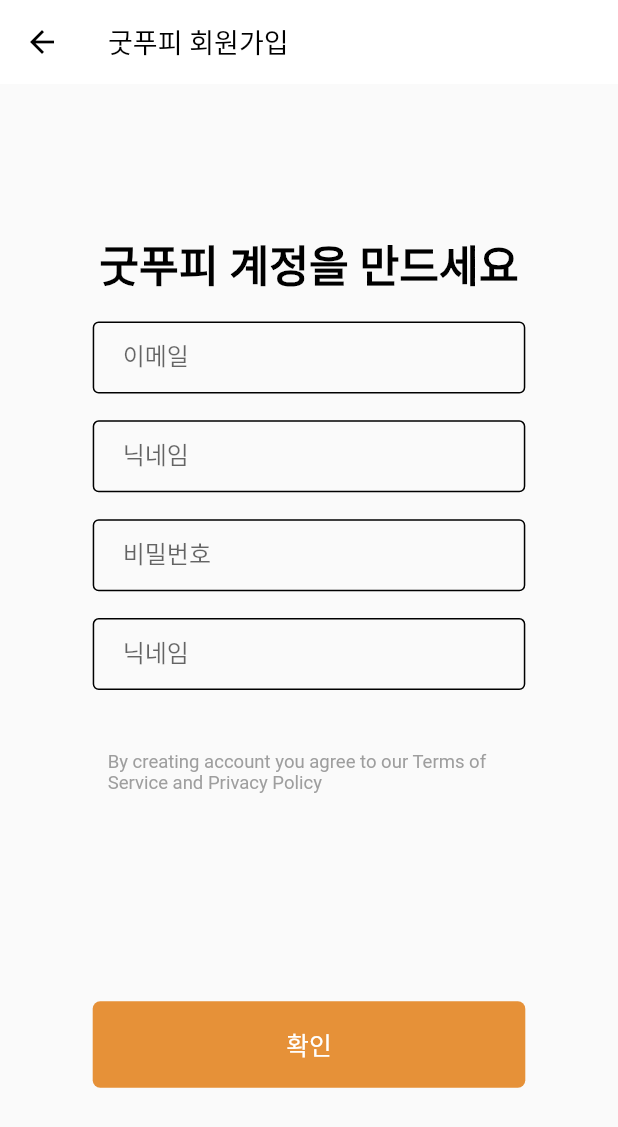
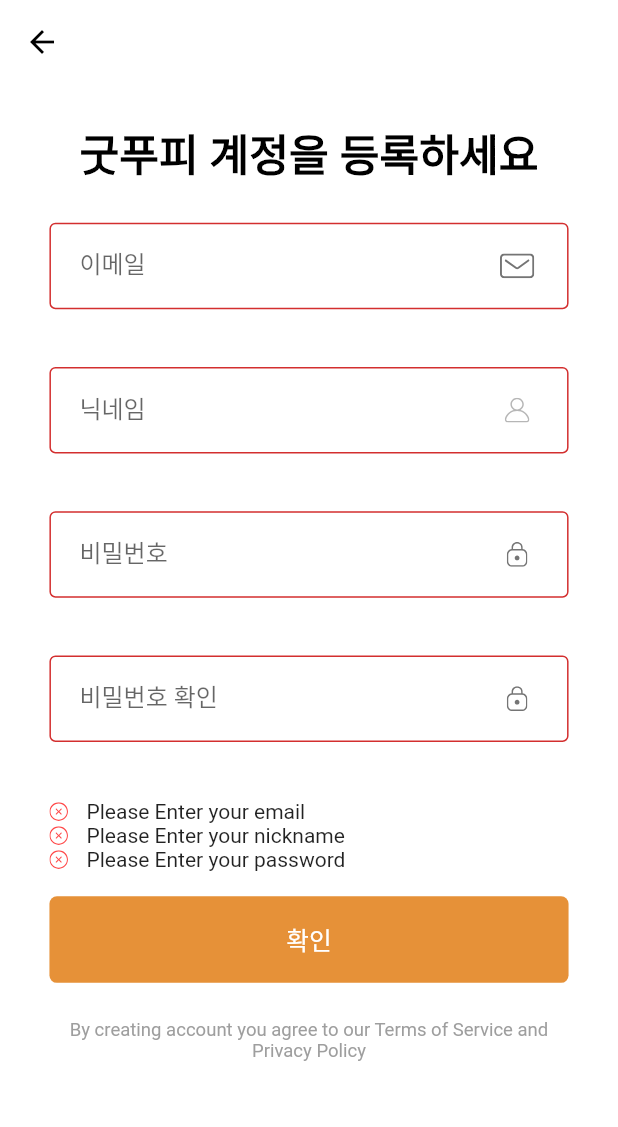
Before and after one commit to livlikwav/GoodPooPee_frontend, a Flutter app: the RegisterScreen screen opened by its route, after a tap on "확인", on a phone screen of 412 x 824 dp. Shown: the top 1127 px of the screen. Run offline on Flutter 3.47's test engine with Material 2 defaults, Android fonts, the phone set to English and light mode, and no system bars; our stand-ins replace flutter_svg.

Commit message:
Update CustomTextFormField with validation in register screen

```diff
--- /dev/null
+++ b/gpp_app/lib/constants/constants.dart
@@ -0,0 +1,26 @@
+class Strings {
+  // Named constructor and set private
+  Strings._();
+
+  //General
+  static const String appName = "Goodpoopee";
+
+  // Form Error
+  static final RegExp emailValidatorRegExp =
+      RegExp(r"^[a-zA-Z0-9.]+@[a-zA-Z0-9]+\.[a-zA-Z]+");
+  static const String kEmailNullError = "Please Enter your email";
+  static const String kInvalidEmailError = "Please Enter Valid Email";
+  static const String kPassNullError = "Please Enter your password";
+  static const String kShortPassError = "Password is too short";
+  static const String kMatchPassError = "Passwords don't match";
+  static const String kNicknameNullError = "Please Enter your nickname";
+  static const String kPhoneNumberNullError = "Please Enter your phone number";
+  static const String kAddressNullError = "Please Enter your address";
+}
+
+class Options {
+  Options._();
+
+  // Form check
+  static const int passwordLength = 8;
+}
--- a/gpp_app/lib/constants/strings.dart
+++ /dev/null
@@ -1,7 +0,0 @@
-class Strings {
-  // Named constructor and set private
-  Strings._();
-
-  //General
-  static const String appName = "Goodpoopee";
-}
--- a/gpp_app/lib/constants/theme.dart
+++ b/gpp_app/lib/constants/theme.dart
@@ -1,5 +1,4 @@
 import 'package:gpp_app/constants/colors.dart';
-import 'package:gpp_app/util/size_config.dart';
 
 import 'package:flutter/material.dart';
 
--- a/gpp_app/lib/main.dart
+++ b/gpp_app/lib/main.dart
@@ -2,7 +2,7 @@
 /// MAINTAINER : Gyeongmin Ha
 /// gaonrudal@gmail.com
 ///
-import 'package:gpp_app/constants/strings.dart';
+import 'package:gpp_app/constants/constants.dart';
 import 'package:gpp_app/routes.dart';
 import 'package:flutter/material.dart';
 import 'package:gpp_app/screens/splash/splash.dart';
--- a/gpp_app/lib/screens/login/login.dart
+++ b/gpp_app/lib/screens/login/login.dart
@@ -3,7 +3,6 @@ import 'package:flutter/gestures.dart';
 import 'package:flutter/material.dart';
 import 'package:gpp_app/routes.dart';
 import 'package:gpp_app/constants/assets.dart';
-import 'package:gpp_app/constants/colors.dart';
 import 'package:gpp_app/util/size_config.dart';
 import 'package:gpp_app/widgets/empty_app_bar_widget.dart';
 import 'package:gpp_app/widgets/app_icon_widget.dart';
@@ -77,13 +76,13 @@ class _LoginScreenState extends State<LoginScreen> {
         Container(
           width: getBlockSizeHorizontal(70),
           height: getBlockSizeVertical(7),
-          child: CustomTextField("이메일", "이메일을 입력하세요"),
+          child: customTextField("이메일", "이메일을 입력하세요"),
         ),
         SizedBox(height: getBlockSizeVertical(1)),
         Container(
             width: getBlockSizeHorizontal(70),
             height: getBlockSizeVertical(7),
-            child: CustomTextField("비밀번호", "비밀번호를 입력하세요")),
+            child: customTextField("비밀번호", "비밀번호를 입력하세요")),
         SizedBox(height: getBlockSizeVertical(1)),
         SizedBox(
           width: getBlockSizeHorizontal(70),
--- a/gpp_app/lib/screens/register/register.dart
+++ b/gpp_app/lib/screens/register/register.dart
@@ -1,8 +1,7 @@
 import 'package:flutter/material.dart';
 import 'package:gpp_app/constants/text_style.dart';
+import 'package:gpp_app/screens/register/register_form.dart';
 import 'package:gpp_app/util/size_config.dart';
-import 'package:gpp_app/widgets/custom_text_field.dart';
-import 'package:gpp_app/widgets/default_button.dart';
 
 class RegisterScreen extends StatefulWidget {
   @override
@@ -14,86 +13,38 @@ class _RegisterScreenState extends State<RegisterScreen> {
   Widget build(BuildContext context) {
     return Scaffold(
       primary: true,
-      appBar: AppBar(title: Text('굿푸피 회원가입')),
+      appBar: AppBar(),
       body: _buildBody(),
     );
   }
 
   Widget _buildBody() {
-    return Material(
+    return SizedBox(
+      width: double.infinity,
+      child: Padding(
+        padding: EdgeInsets.symmetric(horizontal: getBlockSizeVertical(4)),
+        child: SingleChildScrollView(
           child: Column(
-      mainAxisAlignment: MainAxisAlignment.center,
-      children: <Widget>[
-        _buildUpSide(),
-        SizedBox(height: getBlockSizeVertical(15)),
-        _buildDownSide(),
-      ],
-    ));
-  }
-
-  Widget _buildUpSide() {
-    return Material(
-        child: Column(
-      children: <Widget>[
+            children: [
+              SizedBox(height: getBlockSizeVertical(3)),
               Center(
                 child: Text(
-            '굿푸피 계정을 만드세요',
+                  '굿푸피 계정을 등록하세요',
                   style: h2Style,
                 ),
               ),
-        SizedBox(height: getBlockSizeVertical(2)),
-        Container(
-          width: getBlockSizeHorizontal(70),
-          height: getBlockSizeVertical(7),
-          child: CustomTextField('이메일', '당신의 이메일을 입력하세요'),
+              SizedBox(height: getBlockSizeVertical(3)),
+              RegisterForm(),
+              SizedBox(height: getBlockSizeVertical(3)),
+              Text(
+                'By creating account you agree to our Terms of Service and Privacy Policy',
+                textAlign: TextAlign.center,
+                style: footerStyle,
               ),
-        SizedBox(height: getBlockSizeVertical(1)),
-        Container(
-          width: getBlockSizeHorizontal(70),
-          height: getBlockSizeVertical(7),
-          child: CustomTextField('닉네임', '당신의 닉네임을 입력하세요'),
-        ),
-        SizedBox(height: getBlockSizeVertical(1)),
-        Container(
-          width: getBlockSizeHorizontal(70),
-          height: getBlockSizeVertical(7),
-          child: CustomTextField('비밀번호', '당신의 비밀번호를 입력하세요'),
-        ),
-        SizedBox(height: getBlockSizeVertical(1)),
-        Container(
-          width: getBlockSizeHorizontal(70),
-          height: getBlockSizeVertical(7),
-          child: CustomTextField('닉네임', '비밀번호를 한번 더 입력하세요'),
-        ),
-        SizedBox(height: getBlockSizeVertical(2)),
-        Container(
-          width: getBlockSizeHorizontal(70),
-          height: getBlockSizeVertical(7),
-          child: Padding(
-            padding: const EdgeInsets.all(10.0),
-            child: Center(
-              child: Text(
-                'By creating account you agree to our Terms of Service and Privacy Policy',
-                style: footerStyle,
+            ],
           ),
         ),
       ),
-        ),
-      ],
-    ));
-  }
-
-  Widget _buildDownSide() {
-    return Container(
-      width: getBlockSizeHorizontal(70),
-      child: DefaultButton(
-        text: '확인',
-        press: onPressed,
-      ),
     );
   }
-
-  void onPressed() {
-    print('Clicked');
 }
-}
--- /dev/null
+++ b/gpp_app/lib/screens/register/register_form.dart
@@ -0,0 +1,208 @@
+import 'package:flutter/material.dart';
+import 'package:gpp_app/constants/constants.dart';
+import 'package:gpp_app/util/size_config.dart';
+import 'package:gpp_app/widgets/custom_surfix_icon.dart';
+import 'package:gpp_app/widgets/default_button.dart';
+import 'package:gpp_app/widgets/form_error.dart';
+
+import '../../routes.dart';
+
+class RegisterForm extends StatefulWidget {
+  @override
+  State<StatefulWidget> createState() => _RegisterFormState();
+}
+
+class _RegisterFormState extends State<RegisterForm> {
+  final _formKey = GlobalKey<FormState>();
+  String email;
+  String nickname;
+  String password;
+  String conform_password;
+  // bool remember = false;
+  final List<String> errors = [];
+
+  double widget_spacer = getBlockSizeVertical(2);
+
+  void addError({String error}) {
+    if (!errors.contains(error))
+      setState(() {
+        errors.add(error);
+      });
+  }
+
+  void removeError({String error}) {
+    if (errors.contains(error))
+      setState(() {
+        errors.remove(error);
+      });
+  }
+
+  @override
+  Widget build(BuildContext context) {
+    return Form(
+        key: _formKey,
+        child: Column(
+          children: <Widget>[
+            buildEmailFormField(),
+            SizedBox(height: widget_spacer),
+            buildNicknameFormField(),
+            SizedBox(height: widget_spacer),
+            buildPasswordFormField(),
+            SizedBox(height: widget_spacer),
+            buildConformPassFormField(),
+            SizedBox(height: widget_spacer),
+            FormError(errors: errors),
+            SizedBox(height: widget_spacer),
+            DefaultButton(
+              text: '확인',
+              press: onPressed,
+            ),
+          ],
+        ));
+  }
+
+  TextFormField buildEmailFormField() {
+    return TextFormField(
+      keyboardType: TextInputType.emailAddress,
+      onSaved: (newValue) => email = newValue,
+      onChanged: (value) {
+        if (value.isNotEmpty) {
+          removeError(error: Strings.kEmailNullError);
+        }
+        if (Strings.emailValidatorRegExp.hasMatch(value)) {
+          removeError(error: Strings.kInvalidEmailError);
+        }
+      },
+      validator: (value) {
+        if (value.isEmpty) {
+          addError(error: Strings.kEmailNullError);
+          return "";
+        }
+        if (!Strings.emailValidatorRegExp.hasMatch(value)) {
+          addError(error: Strings.kInvalidEmailError);
+          return "";
+        }
+        return null;
+      },
+      decoration: InputDecoration(
+          errorStyle:
+              TextStyle(height: 0), // no error message under the textformfield
+          contentPadding: EdgeInsets.symmetric(horizontal: 20),
+          enabledBorder: OutlineInputBorder(),
+          border: OutlineInputBorder(),
+          labelText: "이메일",
+          hintText: "당신의 이메일을 입력하세요",
+          suffixIcon: CustomSurffixIcon(svgIcon: "assets/icons/Mail.svg")),
+    );
+  }
+
+  TextFormField buildNicknameFormField() {
+    return TextFormField(
+      onSaved: (newValue) => nickname = newValue,
+      onChanged: (value) {
+        if (value.isNotEmpty) {
+          removeError(error: Strings.kNicknameNullError);
+        }
+      },
+      validator: (value) {
+        if (value.isEmpty) {
+          addError(error: Strings.kNicknameNullError);
+          return '';
+        }
+        return null;
+      },
+      decoration: InputDecoration(
+        errorStyle:
+            TextStyle(height: 0), // no error message under the textformfield
+        contentPadding: EdgeInsets.symmetric(horizontal: 20),
+        enabledBorder: OutlineInputBorder(),
+        border: OutlineInputBorder(),
+        labelText: "닉네임",
+        hintText: "당신의 닉네임을 입력하세요",
+        suffixIcon: CustomSurffixIcon(svgIcon: "assets/icons/User_Icon.svg"),
+      ),
+    );
+  }
+
+  TextFormField buildPasswordFormField() {
+    return TextFormField(
+      obscureText: true,
+      onSaved: (newValue) => password = newValue,
+      onChanged: (value) {
+        if (value.isNotEmpty) {
+          removeError(error: Strings.kPassNullError);
+        }
+        if (value.length >= Options.passwordLength) {
+          removeError(error: Strings.kShortPassError);
+        }
+        password = value;
+      },
+      validator: (value) {
+        if (value.isEmpty) {
+          addError(error: Strings.kPassNullError);
+          return '';
+        }
+        if (value.length < Options.passwordLength) {
+          addError(error: Strings.kShortPassError);
+          return '';
+        }
+        return null;
+      },
+      decoration: InputDecoration(
+        errorStyle:
+            TextStyle(height: 0), // no error message under the textformfield
+        contentPadding: EdgeInsets.symmetric(horizontal: 20),
+        enabledBorder: OutlineInputBorder(),
+        border: OutlineInputBorder(),
+        labelText: "비밀번호",
+        hintText: "계정 비밀번호를 입력하세요",
+        suffixIcon: CustomSurffixIcon(svgIcon: "assets/icons/Lock.svg"),
+      ),
+    );
+  }
+
+  TextFormField buildConformPassFormField() {
+    return TextFormField(
+      obscureText: true,
+      onSaved: (newValue) => conform_password = newValue,
+      onChanged: (value) {
+        if (value.isNotEmpty) {
+          removeError(error: Strings.kPassNullError);
+        }
+        if (value.isNotEmpty && password == conform_password) {
+          removeError(error: Strings.kMatchPassError);
+        }
+        conform_password = value;
+      },
+      validator: (value) {
+        if (value.isEmpty) {
+          addError(error: Strings.kPassNullError);
+          return '';
+        }
+        if ((password != value)) {
+          addError(error: Strings.kMatchPassError);
+          return '';
+        }
+        return null;
+      },
+      decoration: InputDecoration(
+        errorStyle:
+            TextStyle(height: 0), // no error message under the textformfield
+        labelText: "비밀번호 확인",
+        hintText: "비밀번호를 다시 입력하세요",
+        contentPadding: EdgeInsets.symmetric(horizontal: 20),
+        enabledBorder: OutlineInputBorder(),
+        border: OutlineInputBorder(),
+        suffixIcon: CustomSurffixIcon(svgIcon: "assets/icons/Lock.svg"),
+      ),
+    );
+  }
+
+  void onPressed() {
+    if (_formKey.currentState.validate()) {
+      _formKey.currentState.save();
+      // if all are valid then go to success screen
+      Navigator.of(context).pushNamed(Routes.report);
+    }
+  }
+}
--- /dev/null
+++ b/gpp_app/lib/widgets/custom_surfix_icon.dart
@@ -0,0 +1,29 @@
+import 'package:flutter/material.dart';
+import 'package:flutter_svg/flutter_svg.dart';
+
+import 'package:gpp_app/util/size_config.dart';
+
+class CustomSurffixIcon extends StatelessWidget {
+  const CustomSurffixIcon({
+    Key key,
+    @required this.svgIcon,
+  }) : super(key: key);
+
+  final String svgIcon;
+
+  @override
+  Widget build(BuildContext context) {
+    return Padding(
+      padding: EdgeInsets.fromLTRB(
+        0,
+        getBlockSizeHorizontal(5),
+        getBlockSizeHorizontal(5),
+        getBlockSizeHorizontal(5),
+      ),
+      child: SvgPicture.asset(
+        svgIcon,
+        height: getBlockSizeHorizontal(4),
+      ),
+    );
+  }
+}
--- a/gpp_app/lib/widgets/custom_text_field.dart
+++ b/gpp_app/lib/widgets/custom_text_field.dart
@@ -1,7 +1,7 @@
 import 'package:flutter/material.dart';
 import 'package:gpp_app/util/size_config.dart';
 
-Widget CustomTextField(String label, String hint, {bool obscure: false}) {
+Widget customTextField(String label, String hint, {bool obscure: false}) {
   return Container(
       width: double.infinity,
       height: getBlockSizeVertical(7),
--- /dev/null
+++ b/gpp_app/lib/widgets/form_error.dart
@@ -0,0 +1,36 @@
+import 'package:flutter/material.dart';
+import 'package:flutter_svg/flutter_svg.dart';
+import 'package:gpp_app/util/size_config.dart';
+
+class FormError extends StatelessWidget {
+  const FormError({
+    Key key,
+    @required this.errors,
+  }) : super(key: key);
+
+  final List<String> errors;
+
+  @override
+  Widget build(BuildContext context) {
+    return Column(
+      children: List.generate(
+          errors.length, (index) => formErrorText(error: errors[index])),
+    );
+  }
+
+  Row formErrorText({String error}) {
+    return Row(
+      children: [
+        SvgPicture.asset(
+          "assets/icons/Error.svg",
+          height: getBlockSizeHorizontal(3),
+          width: getBlockSizeHorizontal(3),
+        ),
+        SizedBox(
+          width: getBlockSizeHorizontal(3),
+        ),
+        Text(error),
+      ],
+    );
+  }
+}
--- a/gpp_app/pubspec.yaml
+++ b/gpp_app/pubspec.yaml
@@ -27,6 +27,7 @@ dependencies:
 
   # url_launcher for making hyperlik text
   # url_launcher: ^5.5.3
+  flutter_svg: ^0.18.0 # help us to use SVG in our app
 
 
   # The following adds the Cupertino Icons font to your application.
```
Also changed, not shown: gpp_app/assets/icons/Error.svg (added), gpp_app/assets/icons/Lock.svg (added), gpp_app/assets/icons/Mail.svg (added), gpp_app/assets/icons/User_Icon.svg (added). Lines whose indentation alone changed are shown as unchanged.
